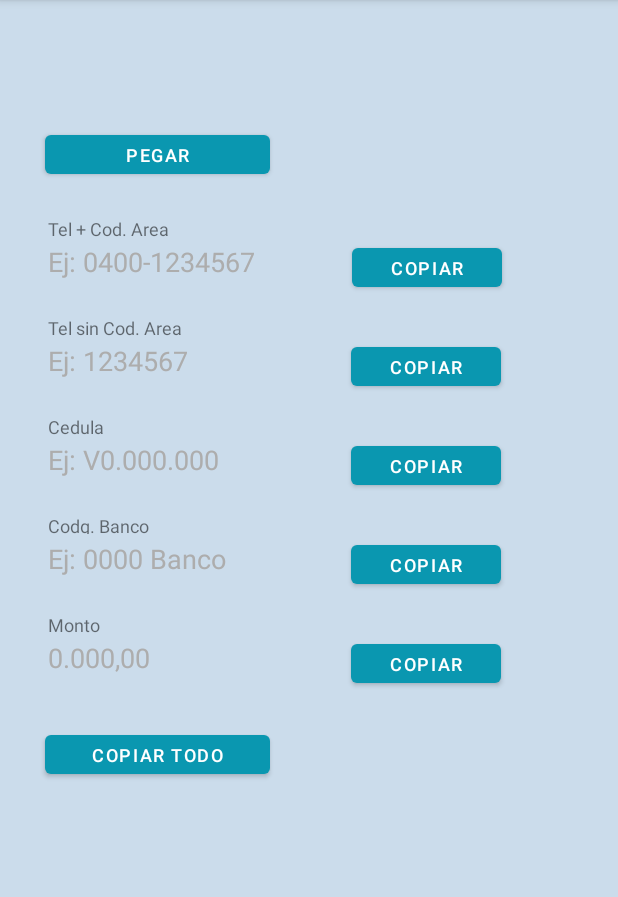
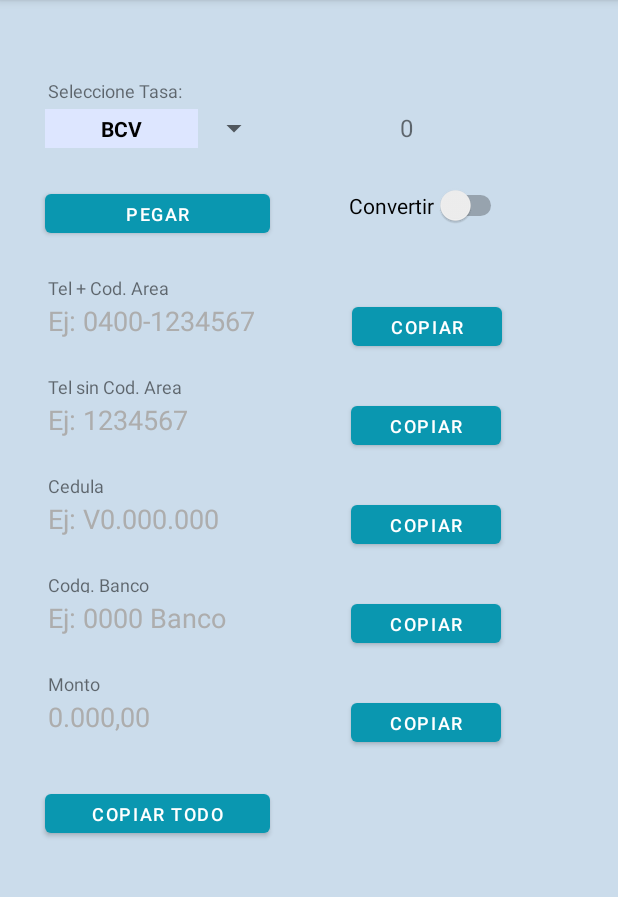
Before and after one commit to Yona-TYT/Copy-and-Paste-Bank, an Android app: the screen it shows after launch (MainActivity), on a phone screen of 412 x 824 dp, the part 84-981 px from its top. Run offline under Robolectric (Android 15) with nearby library versions, the phone set to English and light mode, and no system bars.

Commit message:
Initial support for get price of dollar

```diff
--- a/app/src/main/AndroidManifest.xml
+++ b/app/src/main/AndroidManifest.xml
@@ -1,7 +1,7 @@
 <?xml version="1.0" encoding="utf-8"?>
 <manifest xmlns:android="http://schemas.android.com/apk/res/android"
     xmlns:tools="http://schemas.android.com/tools">
-
+    <uses-permission android:name="android.permission.INTERNET"/>
     <application
         android:allowBackup="true"
         android:dataExtractionRules="@xml/data_extraction_rules"
--- /dev/null
+++ b/app/src/main/java/com/example/copy_paste_bank/GetDollar.java
@@ -0,0 +1,98 @@
+package com.example.copy_paste_bank;
+
+import android.annotation.SuppressLint;
+import android.content.Context;
+import android.widget.TextView;
+
+import androidx.fragment.app.FragmentActivity;
+
+import org.json.JSONException;
+import org.json.JSONObject;
+
+import java.io.IOException;
+import java.util.Arrays;
+import java.util.Iterator;
+import java.util.List;
+
+import okhttp3.Call;
+import okhttp3.Callback;
+import okhttp3.OkHttpClient;
+import okhttp3.Request;
+import okhttp3.Response;
+
+public class GetDollar {
+
+    private static Context mContext;
+    private static FragmentActivity mActivity;
+    private static int mSelec;
+    private static TextView mTextView;
+
+    private static float mDollar = 0;
+
+
+    static List<String> mUrl = Arrays.asList("https://pydolarve.org/api/v1/dollar?page=bcv", "https://pydolarve.org/api/v1/dollar?page=enparalelovzla");
+    static List<String> mkey = Arrays.asList("usd", "enparalelovzla");
+
+    public GetDollar(Context applicationContext, FragmentActivity mActivity, int mSelec, TextView mTextView) {
+        this.mContext = mContext;
+        this.mActivity = mActivity;
+        this.mSelec = mSelec;
+        this.mTextView = mTextView;
+    }
+
+    public static float getPrice(){
+        return GetDollar.mDollar;
+    }
+
+    public static void urlRun() throws IOException {
+
+        OkHttpClient client = new OkHttpClient();
+
+        Request request = new Request.Builder()
+                .url(mUrl.get(mSelec))
+                .build();
+
+        client.newCall(request).enqueue(new Callback() {
+            @Override
+            public void onFailure(Call call, IOException e) {
+                call.cancel();
+            }
+
+            @Override
+            public void onResponse(Call call, Response response) throws IOException {
+
+                final String myResponse = response.body().string();
+
+                mActivity.runOnUiThread(new Runnable() {
+                    @SuppressLint("SetTextI18n")
+                    @Override
+                    public void run() {
+                        try {
+                            //JSONObject json = new JSONObject(myResponse);
+                            JSONObject json = new JSONObject(myResponse);
+                            Iterator<String> mKeysA = json.keys();
+                            for (; mKeysA.hasNext(); ) {
+                                String mObjA = mKeysA.next();
+                                JSONObject newJson = json.getJSONObject(mObjA);
+                                Iterator<String> mKeysB = newJson.keys();
+
+                                for (; mKeysB.hasNext(); ) {
+                                    String mObjB = mKeysB.next();
+                                    if (mObjB.equals(mkey.get(mSelec))) {
+                                        String price = newJson.getJSONObject(mObjB).get("price").toString();
+                                        GetDollar.mDollar = Float.parseFloat(price);
+                                        //Basic.msg("--- " + newJson.getJSONObject(mObjB).get("price"));
+                                        mTextView.setText(Basic.setFormatter(price)+" Bs");
+                                    }
+                                }
+                            }
+                        }
+                        catch (JSONException e) {
+                            e.printStackTrace();
+                        }
+                    }
+                });
+            }
+        });
+    }
+}
--- a/app/src/main/java/com/example/copy_paste_bank/MainActivity.java
+++ b/app/src/main/java/com/example/copy_paste_bank/MainActivity.java
@@ -5,7 +5,10 @@ import android.content.ClipData;
 import android.content.ClipboardManager;
 import android.os.Bundle;
 import android.view.View;
+import android.widget.AdapterView;
 import android.widget.Button;
+import android.widget.Spinner;
+import android.widget.Switch;
 import android.widget.TextView;
 
 import androidx.activity.EdgeToEdge;
@@ -15,11 +18,14 @@ import androidx.core.view.ViewCompat;
 import androidx.core.view.WindowInsetsCompat;
 
 
+import java.io.IOException;
 import java.math.BigDecimal;
 import java.text.DecimalFormat;
 import java.text.DecimalFormatSymbols;
 import java.text.NumberFormat;
+import java.text.ParseException;
 import java.util.ArrayList;
+import java.util.Arrays;
 import java.util.List;
 import java.util.Locale;
 import java.util.Objects;
@@ -40,6 +46,15 @@ public class MainActivity extends AppCompatActivity implements View.OnClickListe
     private TextView mText5;
 
     private TextView mText6; //Test only
+
+    private TextView mText7;
+
+    private Spinner mSpin1;
+    private List<String> mSpinL1 = Arrays.asList("BCV", "Paralelo");
+    private int currSel1 = 0;
+
+    private Switch mSw1;
+    private boolean isConv = false;
 
     public String[] mResList = DataExtracts.mResList;
     public String[] mDebug = DataExtracts.mDebug;
@@ -66,6 +81,11 @@ public class MainActivity extends AppCompatActivity implements View.OnClickListe
         mText4 = findViewById(R.id.text4);
         mText5 = findViewById(R.id.text5);
         mText6 = findViewById(R.id.text6); //Test only
+        mText7 =  findViewById(R.id.dollarView);
+
+        mSpin1 = findViewById(R.id.spin1);
+
+        mSw1 = findViewById(R.id.switch1);
 
         mButt1.setOnClickListener(this);
         mButt2.setOnClickListener(this);
@@ -74,8 +94,36 @@ public class MainActivity extends AppCompatActivity implements View.OnClickListe
         mButt5.setOnClickListener(this);
         mButt6.setOnClickListener(this);
         mButt7.setOnClickListener(this);
+        mSw1.setOnClickListener(this);
 
         new Basic(this);
+
+        mSw1.setChecked(false);
+
+        //Para la lista del selector Tipo Moneda ------------------------------------------------------
+        SelecAdapter adapt1 = new SelecAdapter(this, mSpinL1);
+        mSpin1.setAdapter(adapt1);
+        //mSpin1.setSelection(currSel1); //Set La Moneda como default
+        mSpin1.setOnItemSelectedListener(new AdapterView.OnItemSelectedListener() {
+            @Override
+            public void onItemSelected(AdapterView<?> adapterView, View view, int i, long l) {
+                currSel1 = i;
+                mSw1.setChecked(false);
+                isConv = false;
+                mText5.setText(formatNumber(mResList[4], false));   //Monto
+
+                GetDollar mGet = new GetDollar(getApplicationContext(), MainActivity.this, i , mText7);
+                try {
+                    GetDollar.urlRun();
+                } catch (IOException e) {
+                    throw new RuntimeException(e);
+                }
+            }
+            @Override
+            public void onNothingSelected(AdapterView<?> adapterView) {
+
+            }
+        });
 
         ViewCompat.setOnApplyWindowInsetsListener(findViewById(R.id.main), (v, insets) -> {
             Insets systemBars = insets.getInsets(WindowInsetsCompat.Type.systemBars());
@@ -90,6 +138,49 @@ public class MainActivity extends AppCompatActivity implements View.OnClickListe
         ClipboardManager clipboard = (ClipboardManager) getSystemService(CLIPBOARD_SERVICE);
 
         int itemId = view.getId();
+
+        if (itemId == R.id.switch1) {
+            isConv = !isConv;
+
+            if(GetDollar.getPrice() <= 0){
+                isConv = false;
+                mSw1.setChecked(false);
+                Basic.msg("Error obteniendo precio del DOLAR");
+                return;
+            }
+
+            if(!isConv) {
+                mText5.setText(formatNumber(mResList[4], false));   //Monto
+
+                ClipData clipData = ClipData.newPlainText("Clip Data", mResList[0] + "\n" + mResList[2] + "\n" + mResList[3]+ "\n" + mResList[4]);
+                clipboard.setPrimaryClip(clipData);
+                Basic.msg("Monto en Bolivares");
+            }
+
+            if(mResList[4].isEmpty()){
+                mSw1.setChecked(false);
+                isConv = false;
+                Basic.msg("El monto esta Vacio!.");
+            }
+            else {
+                if(isConv) {
+                    float value;
+                    try {
+                        value = Basic.notFormatter(mResList[4]);
+                    } catch (ParseException e) {
+                        throw new RuntimeException(e);
+                    }
+                    value *= GetDollar.getPrice();
+                    mText5.setText(Basic.setFormatter(value));   //Monto
+
+                    ClipData clipData = ClipData.newPlainText("Clip Data", mResList[0] + "\n" + mResList[2] + "\n" + mResList[3]+ "\n" + Basic.setFormatter(value));
+                    clipboard.setPrimaryClip(clipData);
+                    Basic.msg("Monto convertido a: "+ mSpinL1.get(currSel1));
+                }
+            }
+
+        }
+
         //Telefono completo
         if (itemId == R.id.butt2) {
             if(mResList[0].isEmpty()){
--- /dev/null
+++ b/app/src/main/java/com/example/copy_paste_bank/SelecAdapter.java
@@ -0,0 +1,74 @@
+package com.example.copy_paste_bank;
+
+import android.content.Context;
+import android.graphics.Typeface;
+import android.util.Log;
+import android.view.Gravity;
+import android.view.View;
+import android.view.ViewGroup;
+import android.widget.BaseAdapter;
+import android.widget.Button;
+import android.widget.Filter;
+import android.widget.Filterable;
+import android.widget.LinearLayout;
+import android.widget.TextView;
+
+import androidx.core.content.ContextCompat;
+
+import java.util.ArrayList;
+import java.util.List;
+
+public class SelecAdapter extends BaseAdapter {
+    //Test------------------------------------------------------------
+    private Context mContex;
+
+    private List<String> textList = new ArrayList<>();
+
+    private ArrayList<Integer> newList = new ArrayList<>();    // Values to be displayed
+
+    public  SelecAdapter(Context mContex, List<String> textList){
+        this.mContex = mContex;
+        this.textList = textList;
+    }
+
+    @Override
+    public int getCount(){
+        return textList.size();
+    }
+
+    @Override
+    public Object getItem(int pos){
+        return textList.get(pos);
+    }
+
+    @Override
+    public long getItemId(int i) {
+        return i;
+    }
+
+    @Override
+    public View getView(int pos, View convertView, ViewGroup parent){
+
+        Log.d("PhotoPicker", "Ya hay ? 11111------------------------: "+ textList.size());
+        TextView text = new TextView(mContex);
+        LinearLayout layout = new LinearLayout(mContex);
+
+        // Se ajustan los parametros del Texto ----------------------------------
+        text.setText(textList.get(pos));
+        text.setTypeface(Typeface.DEFAULT_BOLD);
+        text.setGravity(Gravity.CENTER);
+        text.setWidth(R.dimen.spinner_w1);
+        text.setMaxLines(1);
+        text.setTextColor(ContextCompat.getColor(text.getContext(), R.color.text_color1));
+        text.setBackgroundColor(ContextCompat.getColor(text.getContext(), R.color.text_background2));
+        text.setPadding(10,5,10,5);
+        layout.addView(text);
+
+        //-----------------------------------------------------------------------
+
+        layout.setOrientation(LinearLayout.HORIZONTAL);
+        layout.setVisibility(View.VISIBLE);
+
+        return layout;
+    }
+}
--- a/app/src/main/res/layout/activity_main.xml
+++ b/app/src/main/res/layout/activity_main.xml
@@ -7,6 +7,20 @@
     android:layout_height="match_parent"
     android:background="@color/black_overlay"
     tools:context=".MainActivity">
+
+    <TextView
+        android:id="@+id/textV"
+        android:layout_width="@dimen/button_ws"
+        android:layout_height="@dimen/txview_h1"
+        android:layout_marginTop="50dp"
+        android:padding="2dp"
+        android:text="Seleccione Tasa:"
+        android:textSize="@dimen/inner_text_1"
+        app:layout_constraintEnd_toStartOf="@+id/guideline"
+        app:layout_constraintHorizontal_bias="0.0"
+        app:layout_constraintStart_toStartOf="@+id/guideline2"
+        app:layout_constraintTop_toTopOf="parent"
+        tools:ignore="MissingConstraints" />
 
     <TextView
         android:id="@+id/textV5"
@@ -66,8 +80,8 @@
 
     <TextView
         android:id="@+id/text6"
-        android:layout_width="279dp"
-        android:layout_height="156dp"
+        android:layout_width="276dp"
+        android:layout_height="52dp"
         android:hint="Test"
         android:padding="2dp"
         android:text=""
@@ -173,15 +187,14 @@
         android:id="@+id/butt1"
         android:layout_width="@dimen/txview_wm"
         android:layout_height="@dimen/button_h1"
-        android:layout_marginTop="84dp"
+        android:layout_marginTop="20dp"
+
         android:padding="2dp"
         android:text="Pegar"
         android:textSize="@dimen/inner_text_1"
 
-        app:layout_constraintEnd_toStartOf="@+id/guideline"
-        app:layout_constraintHorizontal_bias="0.0"
         app:layout_constraintStart_toStartOf="@+id/guideline2"
-        app:layout_constraintTop_toTopOf="parent"
+        app:layout_constraintTop_toBottomOf="@+id/spin1"
         tools:ignore="SpUsage" />
 
     <TextView
@@ -290,5 +303,44 @@
         app:layout_constraintTop_toBottomOf="@+id/butt1"
         tools:ignore="MissingConstraints" />
 
+    <Spinner
+        android:id="@+id/spin1"
+        android:layout_width="@dimen/spinner_w1"
+        android:layout_height="@dimen/spinner_h1"
+        app:layout_constraintEnd_toStartOf="@+id/dollarView"
+        app:layout_constraintHorizontal_bias="0.0"
+        app:layout_constraintStart_toStartOf="@+id/guideline2"
+        app:layout_constraintTop_toBottomOf="@+id/textV" />
+
+    <TextView
+        android:id="@+id/dollarView"
+        android:layout_width="@dimen/txview_wm"
+        android:layout_height="@dimen/txview_h2"
+        android:layout_marginTop="68dp"
+        android:layout_marginEnd="36dp"
+        android:padding="6dp"
+        android:text="0"
+        android:textAlignment="center"
+        android:textSize="@dimen/inner_text_2"
+        app:layout_constraintBottom_toTopOf="@+id/switch1"
+        app:layout_constraintEnd_toStartOf="@+id/guideline"
+        app:layout_constraintTop_toTopOf="parent"
+        app:layout_constraintVertical_bias="0.0" />
+
+    <Switch
+        android:id="@+id/switch1"
+        android:layout_width="105dp"
+        android:layout_height="27dp"
+        android:layout_marginTop="120dp"
+
+        android:text="Convertir"
+        app:layout_constraintBottom_toBottomOf="parent"
+        app:layout_constraintEnd_toStartOf="@+id/guideline"
+        app:layout_constraintHorizontal_bias="0.546"
+        app:layout_constraintStart_toEndOf="@+id/butt1"
+        app:layout_constraintTop_toTopOf="parent"
+        app:layout_constraintVertical_bias="0.005"
+        tools:ignore="UseSwitchCompatOrMaterialXml" />
+
 
 </androidx.constraintlayout.widget.ConstraintLayout>
--- a/app/src/main/res/values/dimens.xml
+++ b/app/src/main/res/values/dimens.xml
@@ -3,7 +3,7 @@
     <dimen name="activity_horizontal_margin">16dp</dimen>
     <dimen name="activity_vertical_margin">16dp</dimen>
     <dimen name="inner_text_1">12sp</dimen>
-    <dimen name="inner_text_2">14sp</dimen>
+    <dimen name="inner_text_2">16sp</dimen>
     <dimen name="selec_text">10sp</dimen>
     <dimen name="input_w1">310dp</dimen>
     <dimen name="input_wm">150dp</dimen>
```
Also changed, not shown: app/build.gradle (+7 -0 lines), app/src/main/java/com/example/copy_paste_bank/Basic.java (+30 -0 lines), 2 other files.
